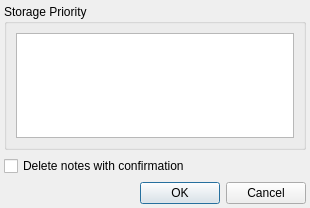
Old version of the form optionsdlg.ui in the repository Ri0n/QtNote.
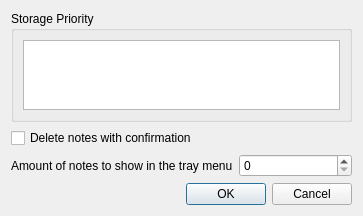
New version of the form. Icons and pictures are not drawn.

Commit message: new option: amount of notes in the context menu

Diff of the .ui file:
```diff
--- a/optionsdlg.ui
+++ b/optionsdlg.ui
@@ -6,8 +6,8 @@
    <rect>
     <x>0</x>
     <y>0</y>
-    <width>310</width>
-    <height>208</height>
+    <width>363</width>
+    <height>214</height>
    </rect>
   </property>
   <property name="windowTitle">
@@ -18,9 +18,6 @@
     <normaloff>:/icons/options</normaloff>:/icons/options</iconset>
   </property>
   <layout class="QVBoxLayout" name="verticalLayout">
-   <property name="margin">
-    <number>4</number>
-   </property>
    <item>
     <widget class="QGroupBox" name="groupBox">
      <property name="title">
@@ -47,6 +44,20 @@
      </property>
     </widget>
    </item>
+   <item>
+    <layout class="QHBoxLayout" name="horizontalLayout">
+     <item>
+      <widget class="QLabel" name="label">
+       <property name="text">
+        <string>Amount of notes to show in the tray menu</string>
+       </property>
+      </widget>
+     </item>
+     <item>
+      <widget class="QSpinBox" name="spMenuNotesAmount"/>
+     </item>
+    </layout>
+   </item>
    <item>
     <widget class="QDialogButtonBox" name="buttonBox">
      <property name="orientation">
```
The commit also changes 7 other files.
